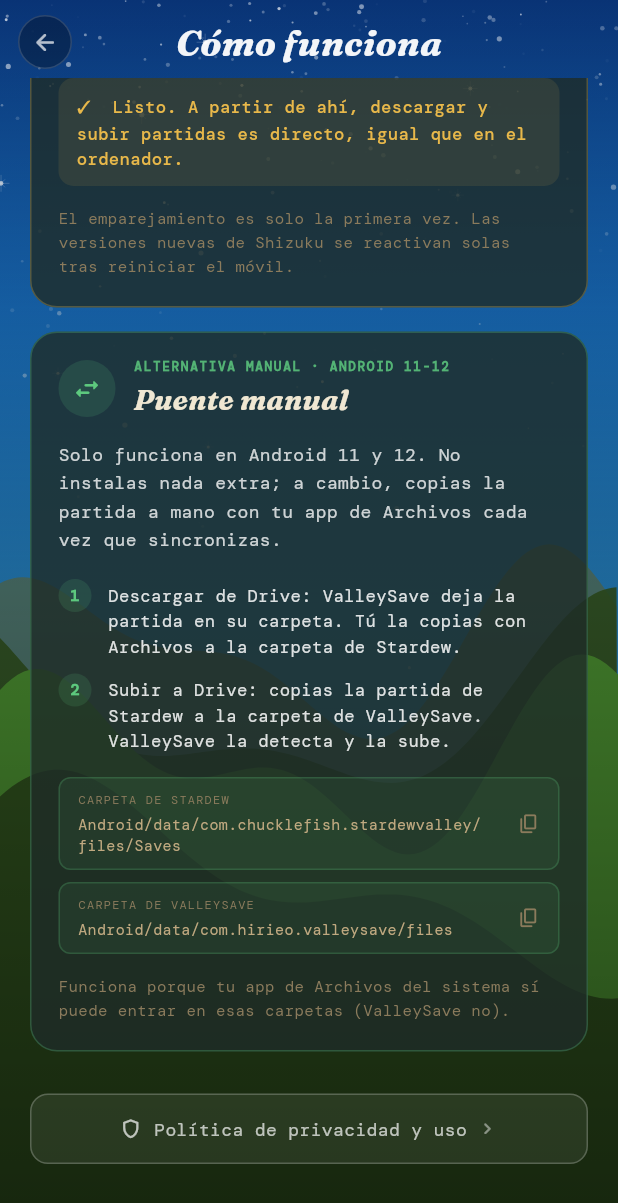
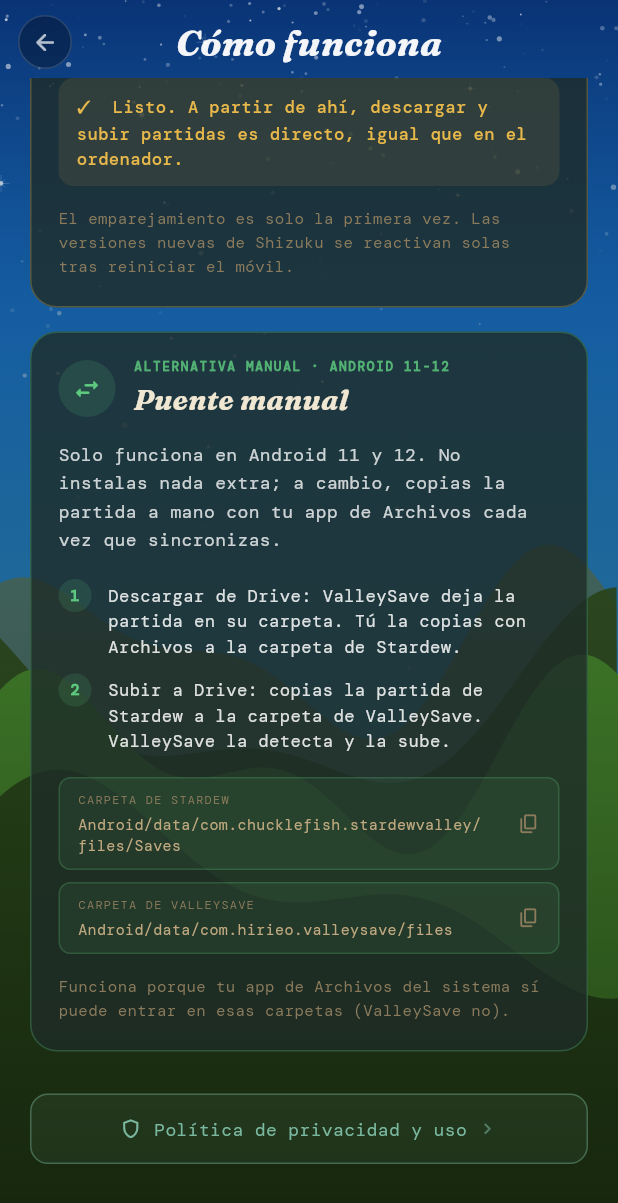
Before and after one commit to hirieo/valleysave-app, a Flutter app: the HowItWorksScreen screen opened directly, scrolled down 2674 dp, on a phone screen of 412 x 824 dp. Shown: the top 1203 px of the screen. Run offline on Flutter 3.47's test engine with Material 3 defaults, Android fonts, the phone set to English and light mode, and no system bars; our stand-ins replace flutter_dotenv, flutter_secure_storage, flutter_svg, geolocator, google_fonts, google_sign_in and 2 more; missing offline and left inert: android_intent_plus, extension_google_sign_in_as_googleapis_auth, googleapis, shizuku_api; accounts and stored records are empty.

Commit message:
fix: privacy link button uses seasonal accent color
Replaces static white with season accent: bg 0.08, border 0.40, text/icon full accent, chevron 0.55.

Co-Authored-By: Claude Sonnet 4.6 <noreply@anthropic.com>

```diff
--- a/lib/features/help/how_it_works_screen.dart
+++ b/lib/features/help/how_it_works_screen.dart
@@ -112,7 +112,7 @@ class _HowItWorksScreenState extends State<HowItWorksScreen> {
                               const SizedBox(height: 16),
                               _bridgeCard(season),
                               const SizedBox(height: 28),
-                              _privacyLink(context),
+                              _privacyLink(context, SeasonData.data[season]!.accentColor),
                             ],
                           ),
                         ),
@@ -986,7 +986,7 @@ class _HowItWorksScreenState extends State<HowItWorksScreen> {
     );
   }
 
-  Widget _privacyLink(BuildContext context) {
+  Widget _privacyLink(BuildContext context, Color accent) {
     return GestureDetector(
       onTap: () => Navigator.push(
         context,
@@ -997,9 +997,9 @@ class _HowItWorksScreenState extends State<HowItWorksScreen> {
       child: Container(
         padding: const EdgeInsets.symmetric(horizontal: 16, vertical: 14),
         decoration: BoxDecoration(
-          color: Colors.white.withValues(alpha: 0.07),
+          color: accent.withValues(alpha: 0.08),
           borderRadius: BorderRadius.circular(12),
-          border: Border.all(color: Colors.white.withValues(alpha: 0.22)),
+          border: Border.all(color: accent.withValues(alpha: 0.40)),
         ),
         child: Row(
           mainAxisAlignment: MainAxisAlignment.center,
@@ -1007,21 +1007,21 @@ class _HowItWorksScreenState extends State<HowItWorksScreen> {
             Icon(
               Icons.shield_outlined,
               size: 15,
-              color: Colors.white.withValues(alpha: 0.70),
+              color: accent,
             ),
             const SizedBox(width: 8),
             Text(
               'Política de privacidad y uso',
               style: GoogleFonts.dmMono(
                 fontSize: 12,
-                color: Colors.white.withValues(alpha: 0.70),
+                color: accent,
               ),
             ),
             const SizedBox(width: 6),
             Icon(
               Icons.chevron_right_rounded,
               size: 15,
-              color: Colors.white.withValues(alpha: 0.45),
+              color: accent.withValues(alpha: 0.55),
             ),
           ],
         ),
```
